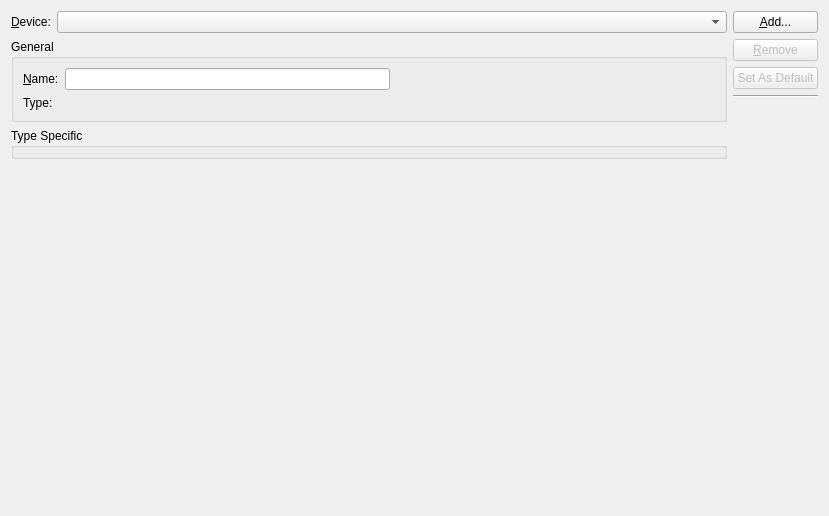
qt-creator/qt-creator, file src/plugins/projectexplorer/devicesupport/devicesettingswidget.ui: the form before one commit.
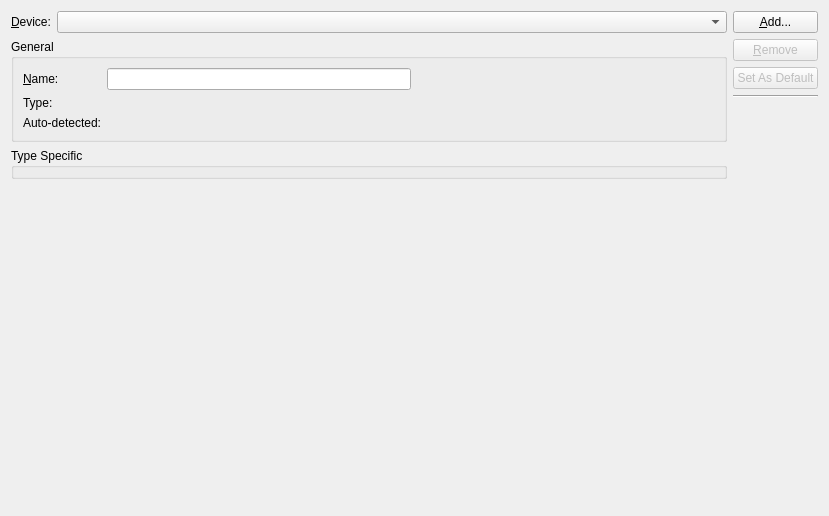
The form after the commit.

Commit message: Devices: Display auto-detection info status in settings widget.

Diff of the .ui file:
```diff
--- a/src/plugins/projectexplorer/devicesupport/devicesettingswidget.ui
+++ b/src/plugins/projectexplorer/devicesupport/devicesettingswidget.ui
@@ -92,6 +92,20 @@
           </property>
          </widget>
         </item>
+        <item row="2" column="0">
+         <widget class="QLabel" name="autoDetectionKeyLabel">
+          <property name="text">
+           <string>Auto-detected:</string>
+          </property>
+         </widget>
+        </item>
+        <item row="2" column="1">
+         <widget class="QLabel" name="autoDetectionValueLabel">
+          <property name="text">
+           <string/>
+          </property>
+         </widget>
+        </item>
        </layout>
       </widget>
      </item>
```
Left out of the diff: 20 changed lines with no effect on the pictures. The commit also changes 1 other file.
